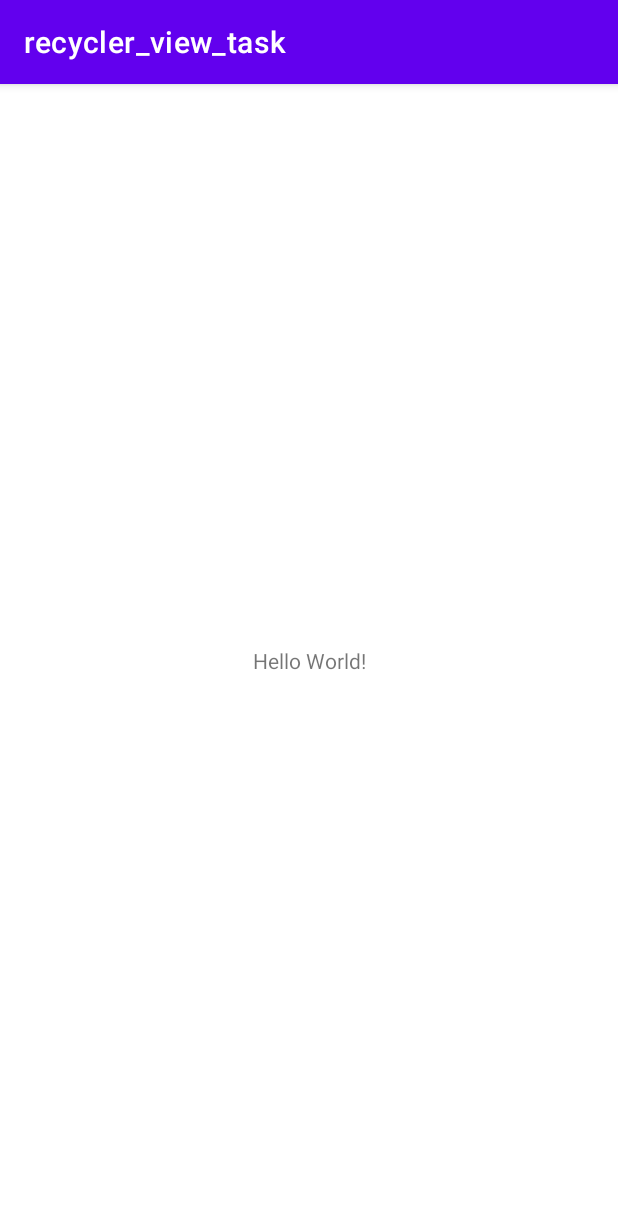
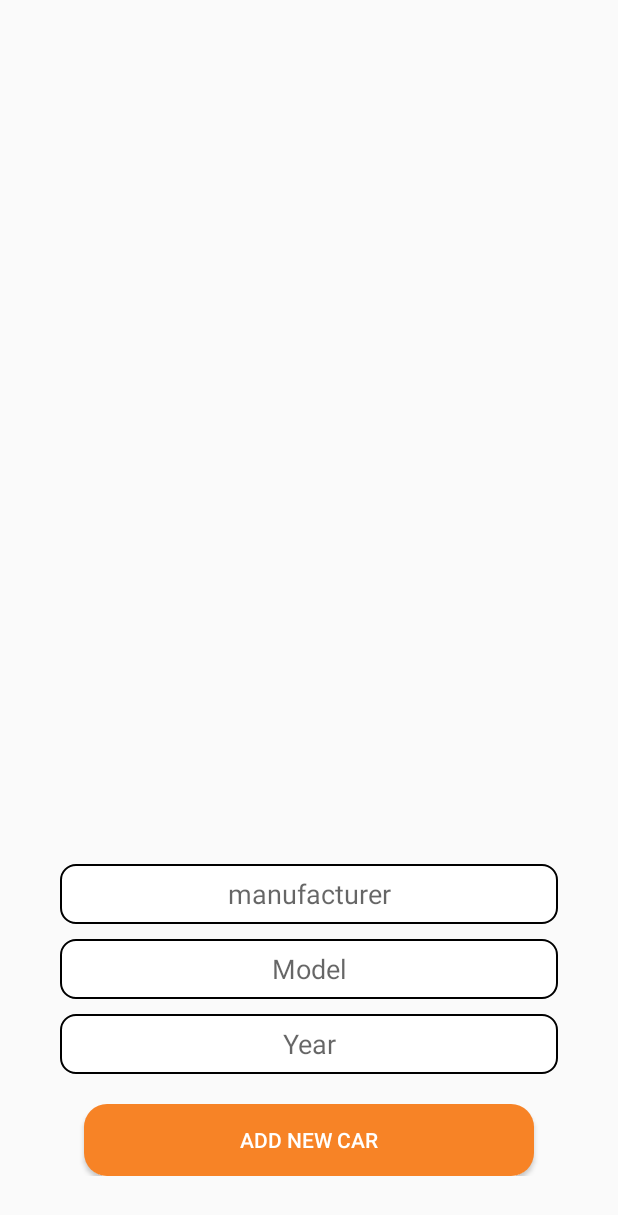
Before and after one commit to Irakli-Matcharashvili/recycler_view_task, an Android app: the screen it shows after launch (MainActivity), on a phone screen of 412 x 824 dp. Shown: the top 1215 px of the screen. Run offline under Robolectric (Android 15) with nearby library versions, the phone set to English and light mode, and no system bars.

Commit message:
recycler_view_tayout commit

```diff
--- a/app/build.gradle
+++ b/app/build.gradle
@@ -29,6 +29,10 @@ android {
     kotlinOptions {
         jvmTarget = '1.8'
     }
+
+    buildFeatures {
+        viewBinding = true
+    }
 }
 
 dependencies {
--- a/app/src/main/java/com/example/recycler_view_task/MainActivity.kt
+++ b/app/src/main/java/com/example/recycler_view_task/MainActivity.kt
@@ -1,11 +1,96 @@
 package com.example.recycler_view_task
 
+import android.os.Bundle
+import android.widget.EditText
+import android.widget.Toast
 import androidx.appcompat.app.AppCompatActivity
-import android.os.Bundle
+import androidx.recyclerview.widget.LinearLayoutManager
+import com.example.recycler_view_task.adapter.RecyclerViewAdapter
+import com.example.recycler_view_task.adapter.listener.ItemClickListener
+import com.example.recycler_view_task.databinding.ActivityMainBinding
+import com.example.recycler_view_task.model.CarModel
 
-class MainActivity : AppCompatActivity() {
+class MainActivity : AppCompatActivity(), ItemClickListener {
+
+    private lateinit var binding: ActivityMainBinding
+    private lateinit var myAdapter: RecyclerViewAdapter
+    private val myList = mutableListOf<CarModel>()
+
     override fun onCreate(savedInstanceState: Bundle?) {
         super.onCreate(savedInstanceState)
-        setContentView(R.layout.activity_main)
+        binding = ActivityMainBinding.inflate(layoutInflater)
+        setContentView(binding.root)
+        setUpRecyclerView()
+    }
+
+    private fun setUpRecyclerView() {
+        myAdapter = RecyclerViewAdapter(this)
+        with(binding.mainRecyclerView) {
+            layoutManager = LinearLayoutManager(this@MainActivity)
+            adapter = myAdapter
+        }
+        addNewCarButtonListener()
+    }
+
+    private fun addNewCarButtonListener() {
+        binding.addNewCarButton.setOnClickListener {
+            checkFields()
+        }
+    }
+
+    private fun checkFields() {
+        with(binding) {
+            if (manufacturerEditTextView.text.toString()
+                    .isNotBlank() && modelEditTextView.text.toString()
+                    .isNotBlank() && yearEditTextView.text.toString().isNotBlank()
+            ) {
+                addItem()
+            } else {
+                val emptyField = emptyItem(manufacturerEditTextView, modelEditTextView)
+                Toast.makeText(this@MainActivity, emptyField, Toast.LENGTH_SHORT).show()
+            }
+        }
+    }
+
+    private fun emptyItem(manufacturer: EditText, model: EditText): String {
+        return when {
+            manufacturer.text.toString().isBlank() -> {
+                getString(R.string.empty_manufacturer_text)
+            }
+            model.text.toString().isBlank() -> { getString(R.string.empty_model_text)}
+            else -> {
+                getString(R.string.empty_year_text)
+            }
+        }
+    }
+
+    private fun addItem() {
+        with(binding) {
+            val newList = mutableListOf<CarModel>()
+            val item = CarModel(
+                manufacturerEditTextView.text.toString(),
+                modelEditTextView.text.toString(),
+                yearEditTextView.text.toString().toInt()
+            )
+            myList.add(item)
+            newList.addAll(myList)
+            myAdapter.submitList(newList)
+        }
+    }
+
+    override fun onItemClick(car: CarModel) {
+        Toast.makeText(
+            this,
+            "${car.manufacturer} ${car.model} ${car.year} " + getString(R.string.app_car_year_string_text),
+            Toast.LENGTH_SHORT
+        )
+            .show()
+    }
+
+    override fun deleteItem(position: Int) {
+        val newList = mutableListOf<CarModel>()
+        myList.removeAt(position)
+        newList.addAll(myList)
+        myAdapter.submitList(newList)
     }
 }
--- /dev/null
+++ b/app/src/main/java/com/example/recycler_view_task/adapter/RecyclerViewDiffUtil.kt
@@ -0,0 +1,9 @@
+package com.example.recycler_view_task.adapter
+
+import androidx.recyclerview.widget.DiffUtil
+import com.example.recycler_view_task.model.CarModel
+
+class RecyclerDiffUtil : DiffUtil.ItemCallback<CarModel>() {
+    override fun areItemsTheSame(oldItem: CarModel, newItem: CarModel): Boolean = oldItem === newItem
+    override fun areContentsTheSame(oldItem: CarModel, newItem: CarModel): Boolean = oldItem == newItem
+}
--- /dev/null
+++ b/app/src/main/java/com/example/recycler_view_task/adapter/listener/ItemClickListener.kt
@@ -0,0 +1,8 @@
+package com.example.recycler_view_task.adapter.listener
+
+import com.example.recycler_view_task.model.CarModel
+
+interface ItemClickListener {
+    fun onItemClick(car: CarModel)
+    fun deleteItem(position: Int)
+}
--- /dev/null
+++ b/app/src/main/res/drawable/custom_input.xml
@@ -0,0 +1,19 @@
+<?xml version="1.0" encoding="utf-8"?>
+<selector xmlns:android="http://schemas.android.com/apk/res/android">
+
+    <item android:state_enabled="true" android:state_focused="true">
+        <shape android:shape="rectangle">
+            <solid android:color="@color/white"/>
+            <corners android:radius="@dimen/dimen_p_10dp"/>
+            <stroke android:color="@color/white" android:width="@dimen/dimen_p_1dp"/>
+        </shape>
+    </item>
+
+    <item android:state_enabled="true" >
+        <shape android:shape="rectangle">
+            <solid android:color="@color/white"/>
+            <corners android:radius="@dimen/dimen_p_10dp"/>
+            <stroke android:color="@color/black" android:width="@dimen/dimen_p_1dp"/>
+        </shape>
+    </item>
+</selector>
--- /dev/null
+++ b/app/src/main/res/drawable/ic_button_view.xml
@@ -0,0 +1,7 @@
+<?xml version="1.0" encoding="utf-8"?>
+<shape xmlns:android="http://schemas.android.com/apk/res/android">
+
+    <solid android:color="@color/orange"/>
+    <corners android:radius="15dp"/>
+
+</shape>
--- a/app/src/main/res/layout/activity_main.xml
+++ b/app/src/main/res/layout/activity_main.xml
@@ -1,18 +1,69 @@
 <?xml version="1.0" encoding="utf-8"?>
-<androidx.constraintlayout.widget.ConstraintLayout xmlns:android="http://schemas.android.com/apk/res/android"
+<androidx.constraintlayout.widget.ConstraintLayout
+    xmlns:android="http://schemas.android.com/apk/res/android"
     xmlns:app="http://schemas.android.com/apk/res-auto"
     xmlns:tools="http://schemas.android.com/tools"
     android:layout_width="match_parent"
     android:layout_height="match_parent"
+    android:padding="@dimen/dimen_p_40dp"
     tools:context=".MainActivity">
 
-    <TextView
-        android:layout_width="wrap_content"
-        android:layout_height="wrap_content"
-        android:text="Hello World!"
-        app:layout_constraintBottom_toBottomOf="parent"
-        app:layout_constraintLeft_toLeftOf="parent"
-        app:layout_constraintRight_toRightOf="parent"
+    <androidx.recyclerview.widget.RecyclerView
+        android:id="@+id/mainRecyclerView"
+        android:layout_width="250dp"
+        android:layout_height="@dimen/dimen_p_0dp"
+        android:layout_marginTop="@dimen/dimen_p_10dp"
+        android:layout_marginBottom="@dimen/dimen_p_20dp"
+        app:layout_constraintBottom_toTopOf="@id/manufacturerEditTextView"
+        app:layout_constraintEnd_toEndOf="parent"
+        app:layout_constraintStart_toStartOf="parent"
         app:layout_constraintTop_toTopOf="parent" />
 
+    <EditText
+        android:id="@+id/manufacturerEditTextView"
+        android:layout_width="match_parent"
+        android:layout_height="@dimen/dimen_p_40dp"
+        android:layout_marginBottom="@dimen/dimen_p_10dp"
+        android:background="@drawable/custom_input"
+        android:hint="@string/app_manufacturer"
+        android:textAlignment="center"
+        app:layout_constraintBottom_toTopOf="@+id/modelEditTextView"
+        app:layout_constraintEnd_toEndOf="parent"
+        app:layout_constraintStart_toStartOf="parent" />
+
+    <EditText
+        android:id="@+id/modelEditTextView"
+        android:layout_width="match_parent"
+        android:layout_height="@dimen/dimen_p_40dp"
+        android:layout_marginBottom="@dimen/dimen_p_10dp"
+        android:background="@drawable/custom_input"
+        android:hint="@string/app_model"
+        android:textAlignment="center"
+        app:layout_constraintBottom_toTopOf="@+id/yearEditTextView"
+        app:layout_constraintEnd_toEndOf="parent"
+        app:layout_constraintStart_toStartOf="parent" />
+
+    <EditText
+        android:id="@+id/yearEditTextView"
+        android:layout_width="match_parent"
+        android:layout_height="@dimen/dimen_p_40dp"
+        android:layout_marginBottom="@dimen/dimen_p_20dp"
+        android:background="@drawable/custom_input"
+        android:hint="@string/app_year"
+        android:inputType="number"
+        android:textAlignment="center"
+        app:layout_constraintBottom_toTopOf="@+id/addNewCarButton"
+        app:layout_constraintEnd_toEndOf="parent"
+        app:layout_constraintStart_toStartOf="parent" />
+
+    <Button
+        android:id="@+id/addNewCarButton"
+        android:layout_width="@dimen/dimen_p_300dp"
+        android:layout_height="wrap_content"
+        android:background="@drawable/ic_button_view"
+        android:text="@string/app_add_new_car"
+        android:textColor="@color/white"
+        app:layout_constraintBottom_toBottomOf="parent"
+        app:layout_constraintEnd_toEndOf="parent"
+        app:layout_constraintStart_toStartOf="parent" />
 </androidx.constraintlayout.widget.ConstraintLayout>
--- a/app/src/main/res/values-night/themes.xml
+++ b/app/src/main/res/values-night/themes.xml
@@ -1,6 +1,6 @@
 <resources xmlns:tools="http://schemas.android.com/tools">
     <!-- Base application theme. -->
-    <style name="Theme.Recycler_view_task" parent="Theme.MaterialComponents.DayNight.DarkActionBar">
+    <style name="Theme.Recycler_view_task" parent="Theme.AppCompat.Light.NoActionBar">
         <!-- Primary brand color. -->
         <item name="colorPrimary">@color/purple_200</item>
         <item name="colorPrimaryVariant">@color/purple_700</item>
--- a/app/src/main/res/values/colors.xml
+++ b/app/src/main/res/values/colors.xml
@@ -7,4 +7,6 @@
     <color name="teal_700">#FF018786</color>
     <color name="black">#FF000000</color>
     <color name="white">#FFFFFFFF</color>
+    <color name="orange">#F78326</color>
+
 </resources>
--- /dev/null
+++ b/app/src/main/res/values/dimens.xml
@@ -0,0 +1,18 @@
+<?xml version="1.0" encoding="utf-8"?>
+<resources>
+    <dimen name="dimen_p_1dp">1dp</dimen>
+    <dimen name="dimen_p_20dp">20dp</dimen>
+    <dimen name="dimen_p_10dp">10dp</dimen>
+    <dimen name="dimen_p_300dp">300dp</dimen>
+    <dimen name="dimen_p_30dp">30dp</dimen>
+    <dimen name="dimen_p_40dp">40dp</dimen>
+    <dimen name="dimen_p_250dp">250dp</dimen>
+    <dimen name="dimen_p_0dp">0dp</dimen>
+    <dimen name="dimen_p_70dp">70dp</dimen>
+
+
+    <dimen name="dimen_p_25sp">25sp</dimen>
+    <dimen name="dimen_p_20sp">20sp</dimen>
+
+
+</resources>
--- a/app/src/main/res/values/strings.xml
+++ b/app/src/main/res/values/strings.xml
@@ -1,3 +1,12 @@
 <resources>
     <string name="app_name">recycler_view_task</string>
+    <string name="app_add_new_car">Add New Car</string>
+    <string name="app_manufacturer">manufacturer</string>
+    <string name="app_year">Year</string>
+    <string name="app_model">Model</string>
+    <string name="app_car_year_string_text">y</string>
+    <string name="empty_year_text">The year field is empty</string>
+    <string name="empty_manufacturer_text">The manufacturer field is empty</string>
+    <string name="empty_model_text">The model field is empty</string>
+
 </resources>
--- a/app/src/main/res/values/themes.xml
+++ b/app/src/main/res/values/themes.xml
@@ -1,6 +1,6 @@
 <resources xmlns:tools="http://schemas.android.com/tools">
     <!-- Base application theme. -->
-    <style name="Theme.Recycler_view_task" parent="Theme.MaterialComponents.DayNight.DarkActionBar">
+    <style name="Theme.Recycler_view_task" parent="Theme.AppCompat.Light.NoActionBar">
         <!-- Primary brand color. -->
         <item name="colorPrimary">@color/purple_500</item>
         <item name="colorPrimaryVariant">@color/purple_700</item>
```
Also changed, not shown: app/src/main/java/com/example/recycler_view_task/adapter/RecyclerViewAdapter.kt (added, +50 -0 lines), app/src/main/java/com/example/recycler_view_task/model/CarModel.kt (added, +7 -0 lines), app/src/main/res/drawable/ic_manufacturer_view.xml (added, +10 -0 lines), app/src/main/res/layout/recycler_view_layout.xml (added, +50 -0 lines).
